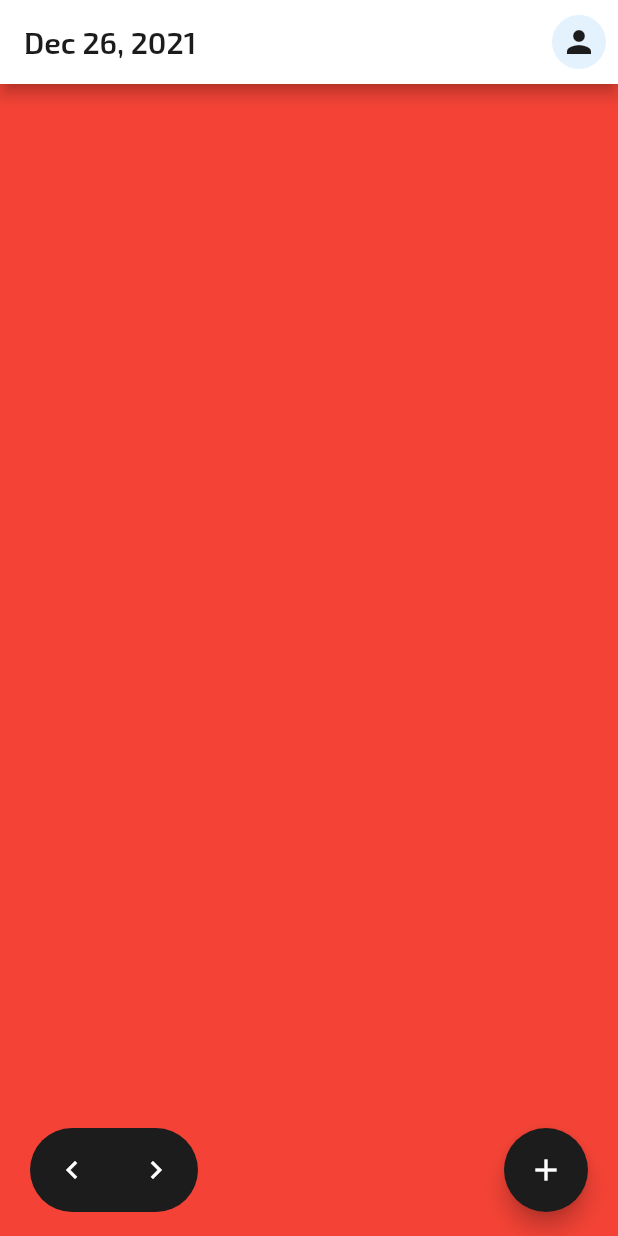
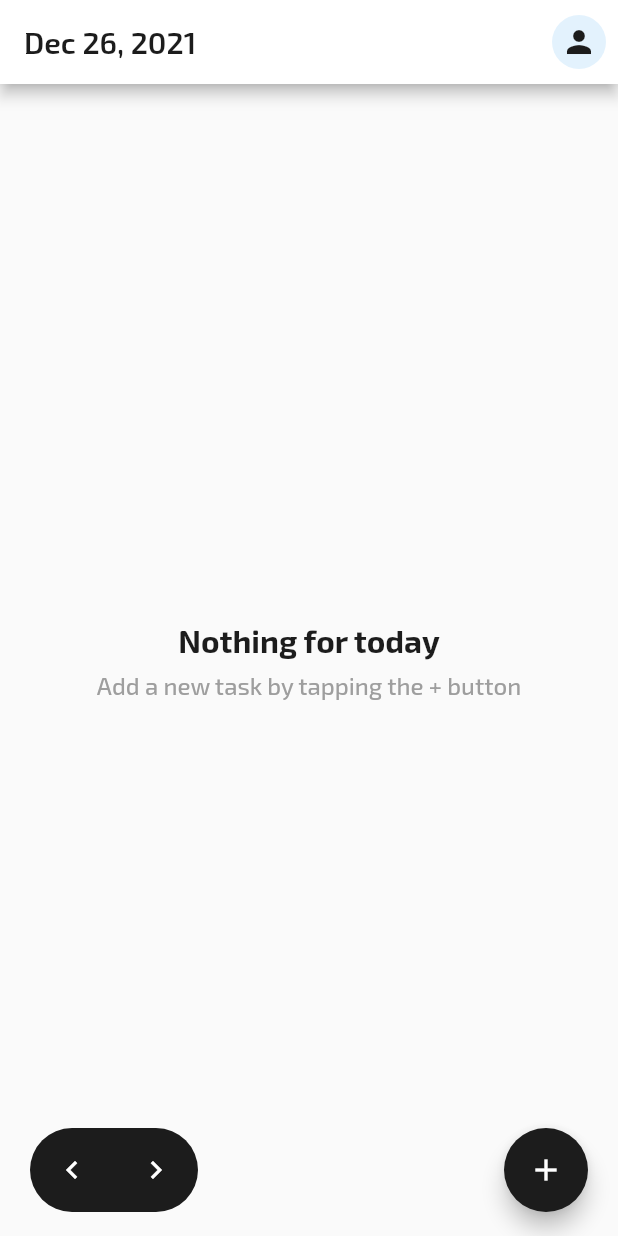
Before and after one commit to andordavoti/todoaholic, a Flutter app: the screen it shows once a user with an empty profile is signed in, on a phone screen of 412 x 824 dp. Run offline on Flutter 3.47's test engine with Material 2 defaults, Android fonts, the phone set to English and light mode, and no system bars; our stand-ins replace cloud_firestore, firebase_auth, firebase_core, google_fonts; missing offline and left inert: flutterfire_ui; accounts and stored records are empty.

Commit message:
add empty state

```diff
--- a/lib/screens/home.dart
+++ b/lib/screens/home.dart
@@ -29,7 +29,6 @@ class Home extends StatelessWidget {
           stream: todoDao.getTodoStream(appState.selectedDate),
           builder: (context, snapshot) {
             if (snapshot.hasError) {
-              print(snapshot.error);
               return const Center(
                 child: Text('Something went wrong...'),
               );
@@ -38,10 +37,28 @@ class Home extends StatelessWidget {
               return const Center(child: CircularProgressIndicator());
             }
 
-            // TODO: show empty state
             if (snapshot.data!.docs.isEmpty) {
-              return Container(
-                color: Colors.red,
+              return Center(
+                child: Flex(
+                  direction: Axis.vertical,
+                  mainAxisAlignment: MainAxisAlignment.center,
+                  crossAxisAlignment: CrossAxisAlignment.center,
+                  children: [
+                    Text(
+                      'Nothing for today',
+                      style: Theme.of(context).textTheme.headline2,
+                      textAlign: TextAlign.center,
+                    ),
+                    Padding(
+                      padding: const EdgeInsets.only(top: 8),
+                      child: Text(
+                        'Add a new task by tapping the + button',
+                        style: Theme.of(context).textTheme.bodyText2,
+                        textAlign: TextAlign.center,
+                      ),
+                    ),
+                  ],
+                ),
               );
             }
             return _buildList(context, snapshot.data!.docs);
```
